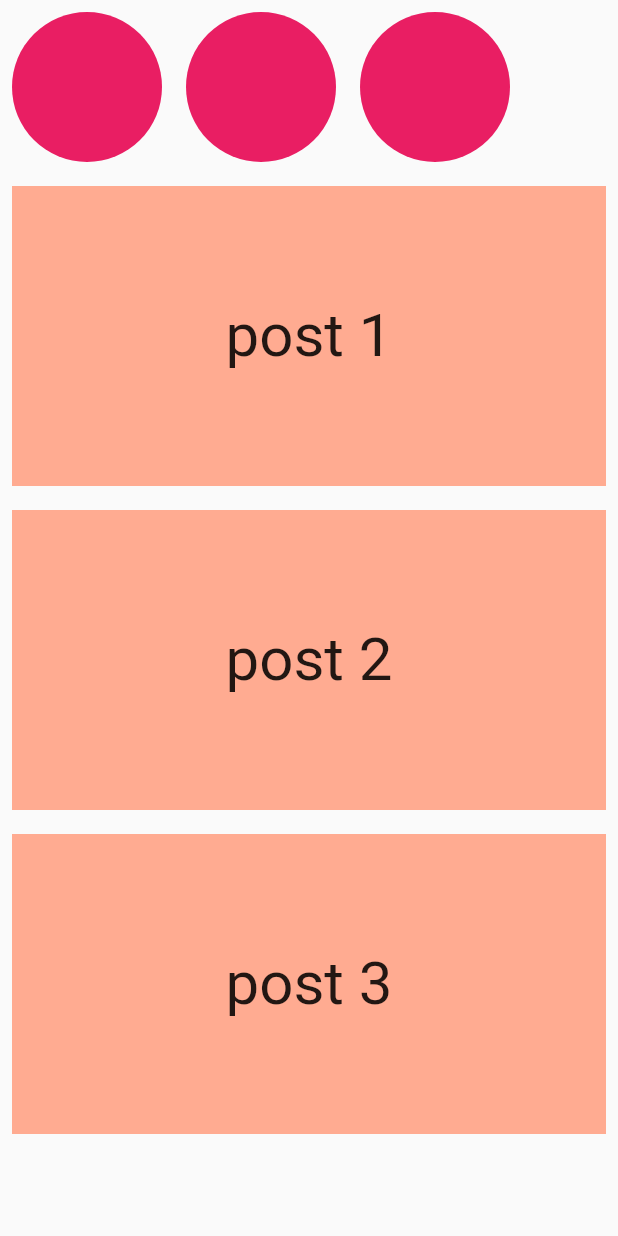
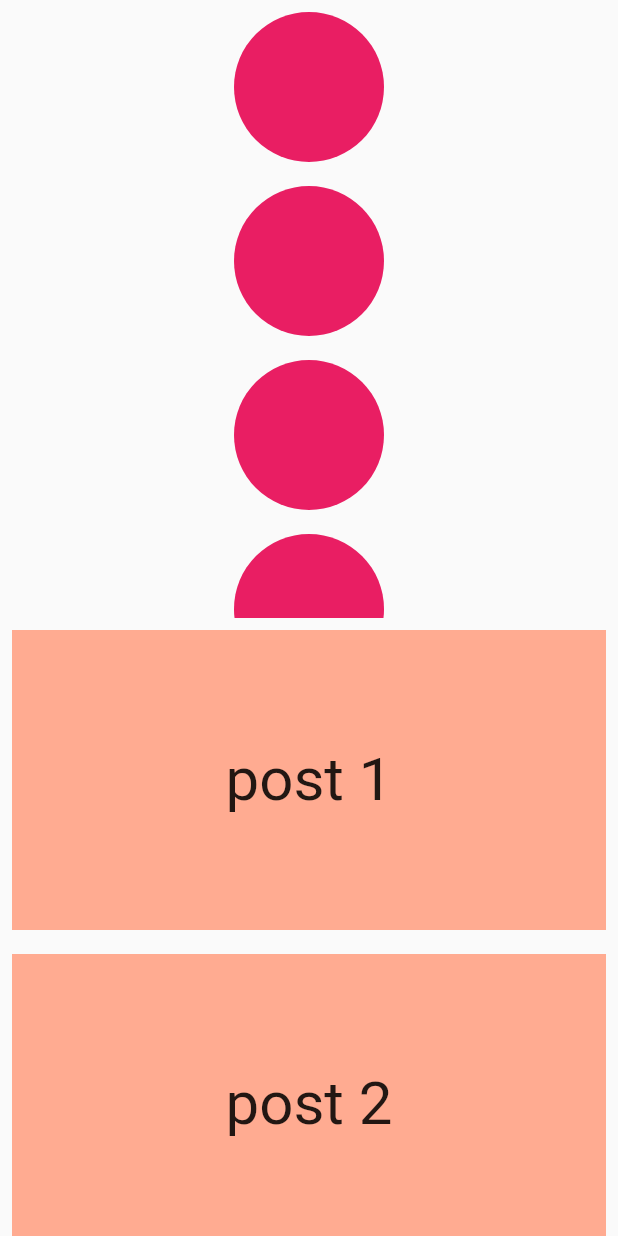
Before and after one commit to asahaya/widget_of_the_day_220813, a Flutter app: the screen it shows after launch, on a phone screen of 412 x 824 dp. Run offline on Flutter 3.47's test engine with Material 2 defaults, Android fonts, the phone set to English and light mode, and no system bars.

Commit message:
circle_insta_listview

```diff
--- a/lib/no04_ListView_Builder.dart
+++ b/lib/no04_ListView_Builder.dart
@@ -21,7 +21,8 @@ class _No04_ListView_BuilderState extends State<No04_ListView_Builder> {
       home: Scaffold(
         body: Column(
           children: [
-            Row(
+            Expanded(
+              child: ListView(
                 children: [
                   Padding(
                     padding: const EdgeInsets.all(8.0),
@@ -56,7 +57,19 @@ class _No04_ListView_BuilderState extends State<No04_ListView_Builder> {
                       ),
                     ),
                   ),
+                  Padding(
+                    padding: const EdgeInsets.all(8.0),
+                    child: Container(
+                      height: 100,
+                      width: 100,
+                      decoration: BoxDecoration(
+                        shape: BoxShape.circle,
+                        color: Colors.pink,
+                      ),
+                    ),
+                  ),
                 ],
+              ),
             ),
             Expanded(
               child: ListView.builder(
```
Lines whose indentation alone changed are shown as unchanged.
